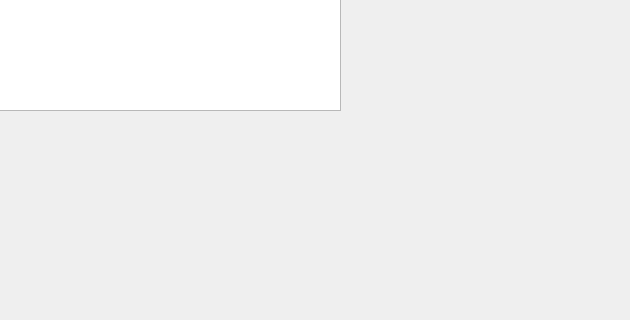
Before: the Qt Designer form Otdel_kadrov_Seidaliev/soft/otdel/formtable.ui in AmetDev/qt_creator_edu_repos, drawn with Qt 5; both pictures show x 90 to 720 and y 120 to 440 of the 870 by 440 pixel window.
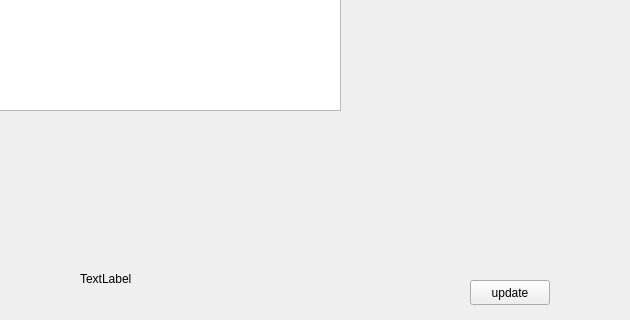
After: the same form once the commit is applied.

Patch:
```diff
--- a/Otdel_kadrov_Seidaliev/soft/otdel/formtable.ui
+++ b/Otdel_kadrov_Seidaliev/soft/otdel/formtable.ui
@@ -56,6 +56,32 @@
    </property>
    <layout class="QVBoxLayout" name="verticalLayout_3"/>
   </widget>
+  <widget class="QLabel" name="labelTable">
+   <property name="geometry">
+    <rect>
+     <x>170</x>
+     <y>390</y>
+     <width>151</width>
+     <height>17</height>
+    </rect>
+   </property>
+   <property name="text">
+    <string>TextLabel</string>
+   </property>
+  </widget>
+  <widget class="QPushButton" name="pushUpdate">
+   <property name="geometry">
+    <rect>
+     <x>560</x>
+     <y>400</y>
+     <width>80</width>
+     <height>25</height>
+    </rect>
+   </property>
+   <property name="text">
+    <string>update</string>
+   </property>
+  </widget>
  </widget>
  <resources/>
  <connections/>
```
